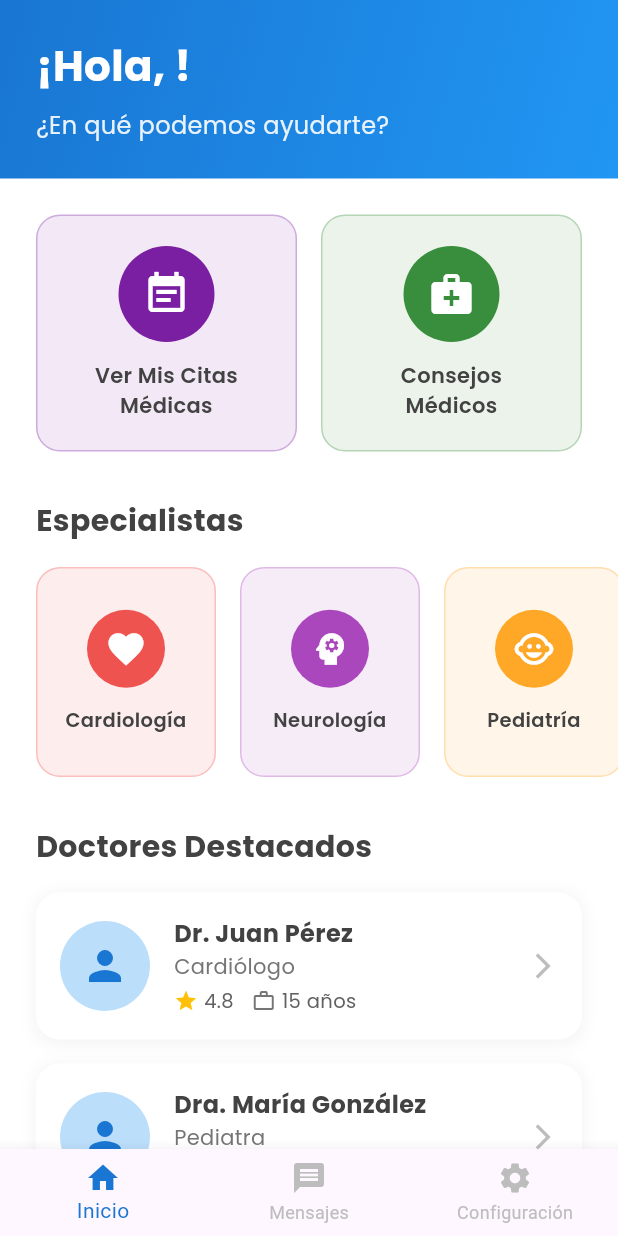
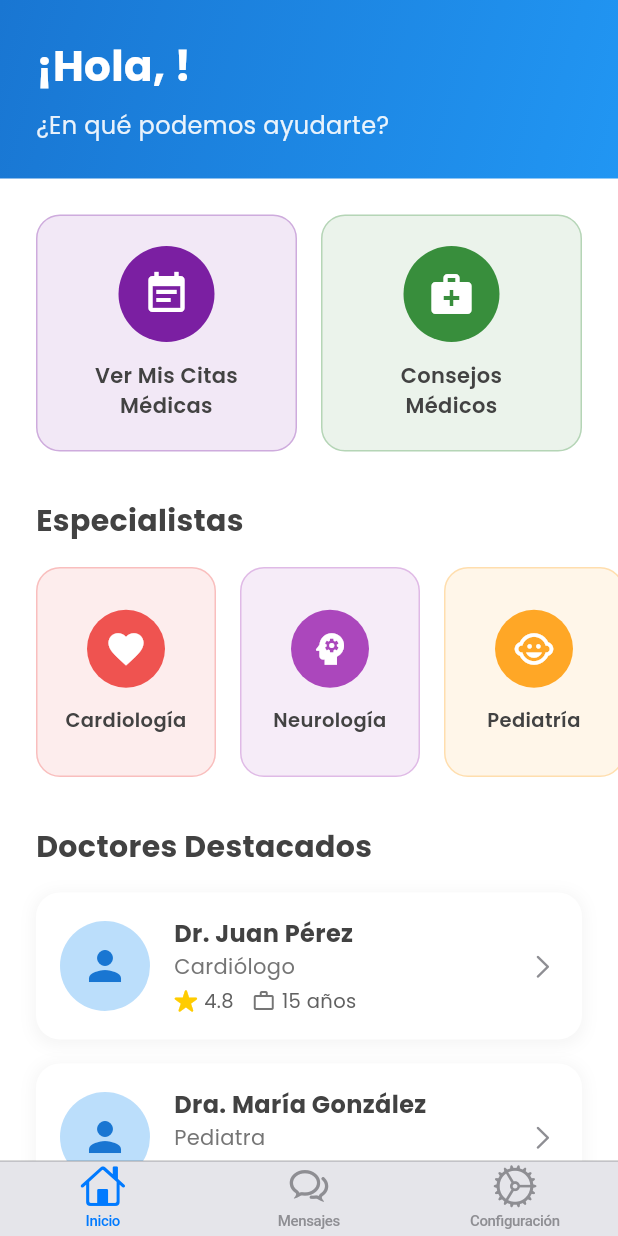
Before and after one commit to Jarvyes14/login-medico, a Flutter app: the HomeScreen screen opened directly, on a phone screen of 412 x 824 dp. Run offline on Flutter 3.47's test engine with Material 3 defaults, Android fonts, the light colour scheme and no system bars; our stand-ins replace cloud_firestore, firebase_auth, firebase_core, google_fonts; accounts and stored records are empty.

Commit message:
Add(): add cupertino design and reload

```diff
--- a/lib/screens/home/home_screen.dart
+++ b/lib/screens/home/home_screen.dart
@@ -1,5 +1,7 @@
-import 'package:flutter/material.dart';
+import 'package:flutter/cupertino.dart';
+import 'package:flutter/material.dart' show Colors, Icons, BoxShadow, BoxDecoration, BoxShape, CircleAvatar, IconData, InkWell, Material, RefreshIndicator;
 import 'package:google_fonts/google_fonts.dart';
+
 import '../../services/auth_service.dart';
 import '../../services/firestore_service.dart';
 import '../../models/user_model.dart';
@@ -17,7 +19,7 @@ class HomeScreen extends StatefulWidget {
 }
 
 class _HomeScreenState extends State<HomeScreen> {
-  int _currentIndex = 0;
+  // Eliminamos _currentIndex, lo maneja el CupertinoTabScaffold
   final _authService = AuthService();
   final _firestoreService = FirestoreService();
   UserModel? _currentUser;
@@ -38,27 +40,21 @@ class _HomeScreenState extends State<HomeScreen> {
     }
   }
 
-  Widget _getBody() {
-    switch (_currentIndex) {
-      case 0:
-        return _buildHomeContent();
-      case 1:
-        return const MessagesScreen();
-      case 2:
-        return const SettingsScreen();
-      default:
-        return _buildHomeContent();
-    }
-  }
-
   Widget _buildHomeContent() {
     final userName = _currentUser?.nombre ?? _authService.currentUser?.displayName ?? 'Usuario';
 
-    return SingleChildScrollView(
+    // Usamos CupertinoPageScaffold para la página de inicio
+    return Material(
+      child: CupertinoPageScaffold(
+
+        child: RefreshIndicator(
+
+          onRefresh: _loadUserData,
+          child: SingleChildScrollView(
             child: Column(
               crossAxisAlignment: CrossAxisAlignment.start,
               children: [
-          // Header con saludo
+                // Header con saludo (El padding superior ya no es necesario debido a CupertinoPageScaffold)
                 Container(
                   width: double.infinity,
                   padding: const EdgeInsets.all(24),
@@ -101,8 +97,7 @@ class _HomeScreenState extends State<HomeScreen> {
                         padding: const EdgeInsets.only(left: 24, right: 24, top: 24),
                         child: Row(
                           children: [
-
-                      //Ajendar cita
+                            // Ajendar cita (Usamos CupertinoPageRoute para la navegación estilo iOS)
                             Expanded(
                               child: _buildActionCard(
                                 icon: Icons.event_note,
@@ -111,7 +106,7 @@ class _HomeScreenState extends State<HomeScreen> {
                                 onTap: () {
                                   Navigator.push(
                                     context,
-                              MaterialPageRoute(
+                                    CupertinoPageRoute(
                                       builder: (_) => const AppointmentsListScreen(),
                                     ),
                                   );
@@ -131,7 +126,7 @@ class _HomeScreenState extends State<HomeScreen> {
                                 onTap: () {
                                   Navigator.push(
                                     context,
-                              MaterialPageRoute(
+                                    CupertinoPageRoute(
                                       builder: (_) => const MedicalTipsScreen(),
                                     ),
                                   );
@@ -256,9 +251,11 @@ class _HomeScreenState extends State<HomeScreen> {
                 ),
               ],
             ),
+          ),
+        ),
+      ),
     );
   }
-
   Widget _buildActionCard({
     required IconData icon,
     required String title,
@@ -391,7 +388,7 @@ class _HomeScreenState extends State<HomeScreen> {
                 const SizedBox(height: 4),
                 Row(
                   children: [
-                    Icon(Icons.star, color: Colors.amber, size: 16),
+                    const Icon(CupertinoIcons.star_fill, color: CupertinoColors.systemYellow, size: 16),
                     const SizedBox(width: 4),
                     Text(
                       rating.toString(),
@@ -415,7 +412,7 @@ class _HomeScreenState extends State<HomeScreen> {
               ],
             ),
           ),
-          Icon(Icons.arrow_forward_ios, color: Colors.grey[400], size: 20),
+          const Icon(CupertinoIcons.right_chevron, color: CupertinoColors.systemGrey, size: 20),
         ],
       ),
     );
@@ -423,32 +420,45 @@ class _HomeScreenState extends State<HomeScreen> {
 
   @override
   Widget build(BuildContext context) {
-    return Scaffold(
-      body: _getBody(),
-      bottomNavigationBar: BottomNavigationBar(
-        currentIndex: _currentIndex,
-        onTap: (index) {
-          setState(() {
-            _currentIndex = index;
-          });
-        },
-        selectedItemColor: Colors.blue[700],
-        unselectedItemColor: Colors.grey[400],
+    // Usamos CupertinoTabScaffold para la navegación principal de pestañas
+    return CupertinoTabScaffold(
+      // La barra de pestañas
+      tabBar: CupertinoTabBar(
+        backgroundColor: CupertinoColors.systemGrey5,
+        activeColor: CupertinoColors.systemBlue,
+        inactiveColor: CupertinoColors.systemGrey,
         items: const [
           BottomNavigationBarItem(
-            icon: Icon(Icons.home),
+            icon: Icon(CupertinoIcons.home),
             label: 'Inicio',
           ),
           BottomNavigationBarItem(
-            icon: Icon(Icons.message),
+            icon: Icon(CupertinoIcons.chat_bubble_2),
             label: 'Mensajes',
           ),
           BottomNavigationBarItem(
-            icon: Icon(Icons.settings),
+            icon: Icon(CupertinoIcons.settings),
             label: 'Configuración',
           ),
         ],
       ),
+      // El contenido de cada pestaña
+      tabBuilder: (context, index) {
+        return CupertinoTabView(
+          builder: (context) {
+            switch (index) {
+              case 0:
+                return _buildHomeContent();
+              case 1:
+                return const MessagesScreen();
+              case 2:
+                return const SettingsScreen();
+              default:
+                return _buildHomeContent();
+            }
+          },
+        );
+      },
     );
   }
 }
--- a/pubspec.yaml
+++ b/pubspec.yaml
@@ -19,6 +19,9 @@ dependencies:
   google_fonts: ^6.1.0
   intl: ^0.19.0
 
+  cupertino_icons: ^1.0.6
+
+
 dev_dependencies:
   flutter_test:
     sdk: flutter
```
Also changed, not shown: lib/screens/appointment/appointments_list_screen.dart (+6 -34 lines), lib/screens/settings/profile_screen.dart (+28 -3 lines), pubspec.lock. Lines whose indentation alone changed are shown as unchanged.
